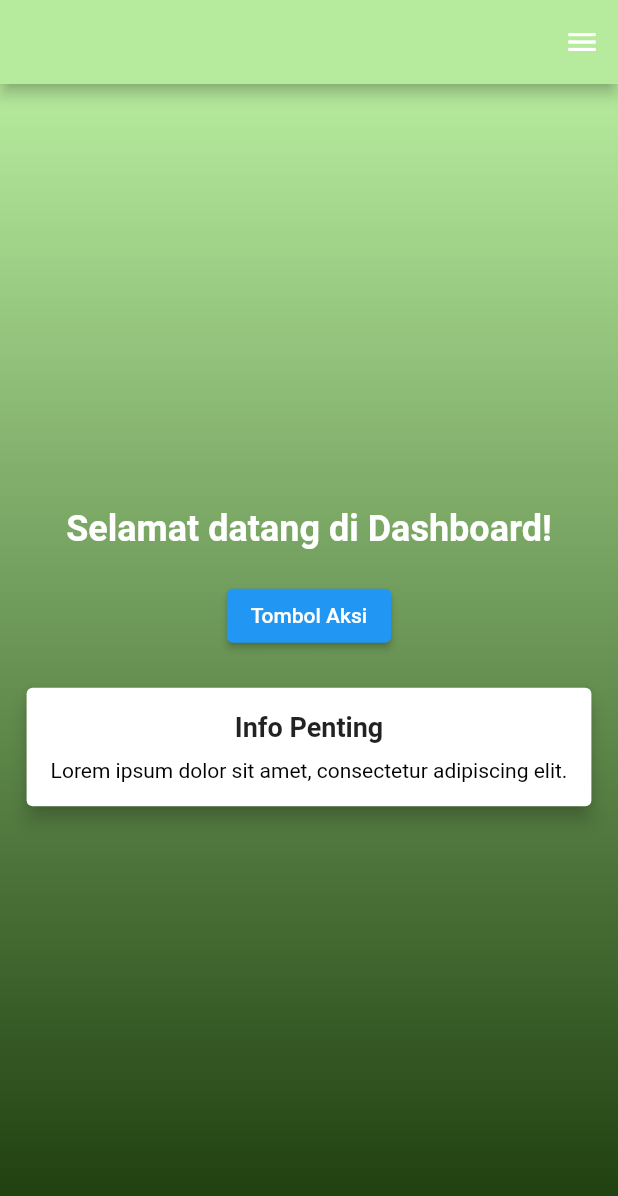
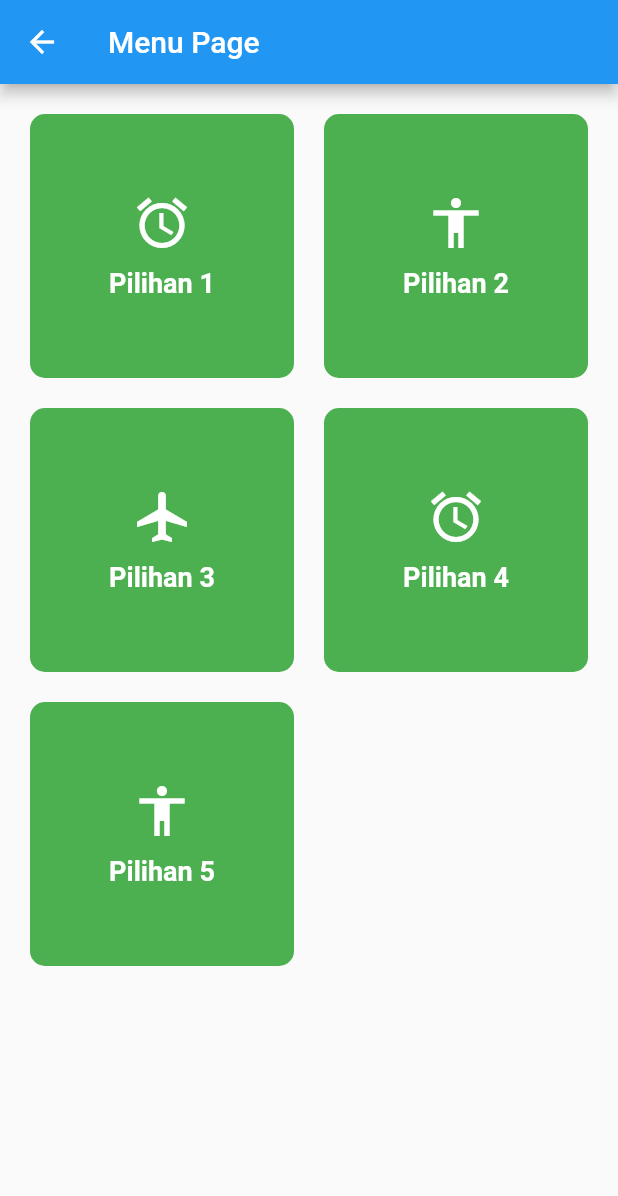
Before and after one commit to UdinDesu/aplikasi_smart_green_house, a Flutter app: the screen it shows after launch, after a tap on the "menu" icon, on a phone screen of 412 x 824 dp. Shown: the top 1196 px of the screen. Run offline on Flutter 3.47's test engine with Material 2 defaults, Android fonts, the phone set to English and light mode, and no system bars.

Commit message:
Update New 19 Sep 2023

```diff
--- a/lib/dashboard_page.dart
+++ b/lib/dashboard_page.dart
@@ -1,4 +1,5 @@
 import 'package:flutter/material.dart';
+import 'menu_page.dart'; // Sesuaikan dengan path menu_page.dart
 
 void main() {
   runApp(DashboardApp());
@@ -24,7 +25,21 @@ class DashboardPage extends StatelessWidget {
           IconButton(
             icon: Icon(Icons.menu), // Icon tiga garis horizontal di App Bar
             onPressed: () {
-              // Tambahkan fungsi aksi untuk menu di sini
+              Navigator.of(context).push(
+                PageRouteBuilder(
+                  pageBuilder: (context, animation, secondaryAnimation) => MenuPage(),
+                  transitionsBuilder: (context, animation, secondaryAnimation, child) {
+                    const begin = Offset(1.0, 0.0);
+                    const end = Offset.zero;
+                    const curve = Curves.easeInOut;
+                    var tween = Tween(begin: begin, end: end).chain(CurveTween(curve: curve));
+                    var offsetAnimation = animation.drive(tween);
+
+                    return SlideTransition(position: offsetAnimation, child: child);
+                  },
+                  transitionDuration: const Duration(milliseconds: 500),
+                ),
+              );
             },
           ),
         ],
--- /dev/null
+++ b/lib/menu_page.dart
@@ -0,0 +1,60 @@
+import 'package:flutter/material.dart';
+
+class MenuPage extends StatelessWidget {
+  @override
+  Widget build(BuildContext context) {
+    return Scaffold(
+      appBar: AppBar(
+        title: Text('Menu Page'),
+      ),
+      body: Center(
+        child: GridView.count(
+          crossAxisCount: 2, // Menyusun 2 kolom
+          mainAxisSpacing: 20.0, // Jarak vertikal antar item
+          crossAxisSpacing: 20.0, // Jarak horizontal antar item
+          padding: EdgeInsets.all(20.0), // Padding keseluruhan GridView
+          children: <Widget>[
+            _buildMenuItem(context, 'Pilihan 1', Icons.access_alarm),
+            _buildMenuItem(context, 'Pilihan 2', Icons.accessibility),
+            _buildMenuItem(context, 'Pilihan 3', Icons.airplanemode_active),
+            _buildMenuItem(context, 'Pilihan 4', Icons.access_alarm),
+            _buildMenuItem(context, 'Pilihan 5', Icons.accessibility),
+          ],
+        ),
+      ),
+    );
+  }
+
+  Widget _buildMenuItem(BuildContext context, String title, IconData icon) {
+    return GestureDetector(
+      onTap: () {
+        // Tambahkan aksi yang sesuai ketika item dipilih
+      },
+      child: Container(
+        decoration: BoxDecoration(
+          color: Colors.green, // Warna latar belakang kotak
+          borderRadius: BorderRadius.circular(10.0), // Bentuk border kotak
+        ),
+        child: Column(
+          mainAxisAlignment: MainAxisAlignment.center,
+          children: <Widget>[
+            Icon(
+              icon,
+              size: 40.0, // Ukuran ikon
+              color: Colors.white, // Warna ikon
+            ),
+            SizedBox(height: 10.0), // Jarak antara ikon dan teks
+            Text(
+              title,
+              style: TextStyle(
+                color: Colors.white, // Warna teks
+                fontSize: 18.0, // Ukuran teks
+                fontWeight: FontWeight.bold, // Ketebalan teks
+              ),
+            ),
+          ],
+        ),
+      ),
+    );
+  }
+}
--- a/lib/splash_screen.dart
+++ b/lib/splash_screen.dart
@@ -17,8 +17,19 @@ class _SplashScreenState extends State<SplashScreen> {
       const Duration(seconds: 3), // Mengubah waktu menjadi 3 detik
           () {
         Navigator.of(context).pushReplacement(
-          MaterialPageRoute(
-            builder: (BuildContext context) =>DashboardPage(),
+          PageRouteBuilder(
+            pageBuilder: (context, animation, secondaryAnimation) => DashboardPage(),
+            transitionsBuilder: (context, animation, secondaryAnimation, child) {
+              const begin = 0.0;
+              const end = 1.0;
+              var fadeAnimation = Tween(begin: begin, end: end).animate(animation);
+
+              return FadeTransition(
+                opacity: fadeAnimation,
+                child: child,
+              );
+            },
+            transitionDuration: const Duration(milliseconds: 400),
           ),
         );
       },
@@ -49,8 +60,7 @@ class _SplashScreenState extends State<SplashScreen> {
                 width: 100, // Sesuaikan dengan lebar yang Anda inginkan
                 height: 100, // Sesuaikan dengan tinggi yang Anda inginkan
               ),
-              const CircularProgressIndicator(), // Tampilkan indikator loading
-              const SizedBox(height: 20),
+              const SizedBox(height: 20), // Beri jarak antara gambar dan teks
             ],
           ),
         ),
```
